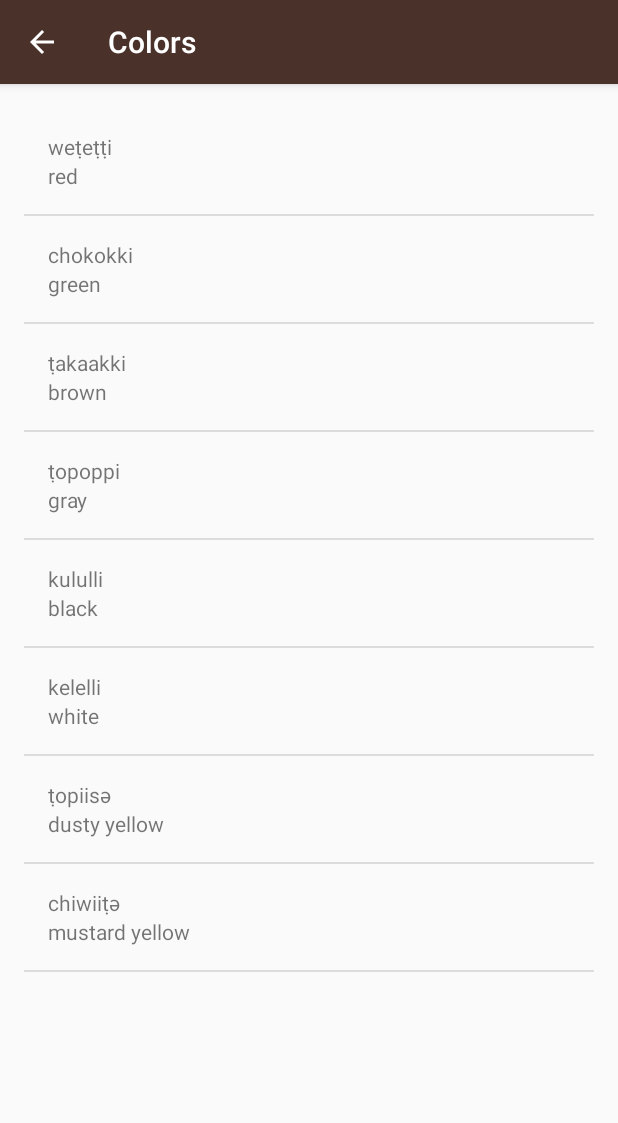
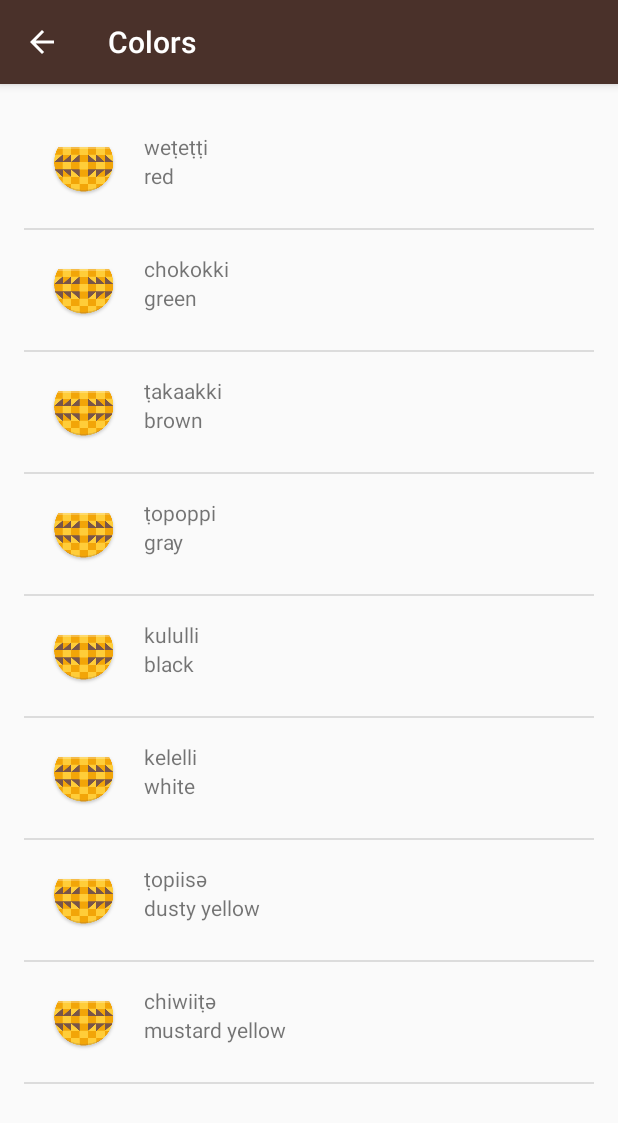
Before and after one commit to VIcuko/Android-MiwokApp, an Android app: the ColorsActivity screen opened directly, with no data from a screen before it, on a phone screen of 412 x 824 dp. Shown: the top 1123 px of the screen. Run offline under Robolectric (Android 15) with nearby library versions, the light colour scheme and no system bars.

Commit message:
Add image to list_item.xml layout

```diff
--- a/app/src/main/res/layout/list_item.xml
+++ b/app/src/main/res/layout/list_item.xml
@@ -1,27 +1,41 @@
 <?xml version="1.0" encoding="utf-8"?>
-<LinearLayout xmlns:android="http://schemas.android.com/apk/res/android"
+<RelativeLayout xmlns:android="http://schemas.android.com/apk/res/android"
     xmlns:tools="http://schemas.android.com/tools"
-    android:orientation="vertical"
+    android:id="@+id/list"
     android:layout_width="match_parent"
     android:layout_height="match_parent"
-    android:id="@+id/list"
+    android:orientation="horizontal"
     android:paddingBottom="@dimen/activity_vertical_margin"
     android:paddingLeft="@dimen/activity_horizontal_margin"
     android:paddingRight="@dimen/activity_horizontal_margin"
-    android:paddingTop="@dimen/activity_vertical_margin"
-    >
-    <TextView
-        android:id="@+id/miwok_text"
+    android:paddingTop="@dimen/activity_vertical_margin">
+
+    <ImageView
+        android:id="@+id/logo"
         android:layout_width="wrap_content"
         android:layout_height="wrap_content"
-        tools:text="miwok text"/>
+        android:src="@mipmap/ic_launcher"/>
 
-    <TextView
-        android:id="@+id/default_text"
-        android:layout_below="@id/miwok_text"
-        android:layout_width="wrap_content"
+    <LinearLayout
+        android:layout_width="match_parent"
         android:layout_height="wrap_content"
-        tools:text="translation"/>
+        android:orientation="vertical"
+        android:layout_toRightOf="@id/logo"
+        android:layout_marginLeft="16sp">
+
+        <TextView
+            android:id="@+id/miwok_text"
+            android:layout_width="wrap_content"
+            android:layout_height="wrap_content"
+            tools:text="miwok text" />
+
+        <TextView
+            android:id="@+id/default_text"
+            android:layout_width="wrap_content"
+            android:layout_height="wrap_content"
+            android:layout_below="@id/miwok_text"
+            tools:text="translation" />
+    </LinearLayout>
 
 
-</LinearLayout>
+</RelativeLayout>
```
Also changed, not shown: 7 other files.
